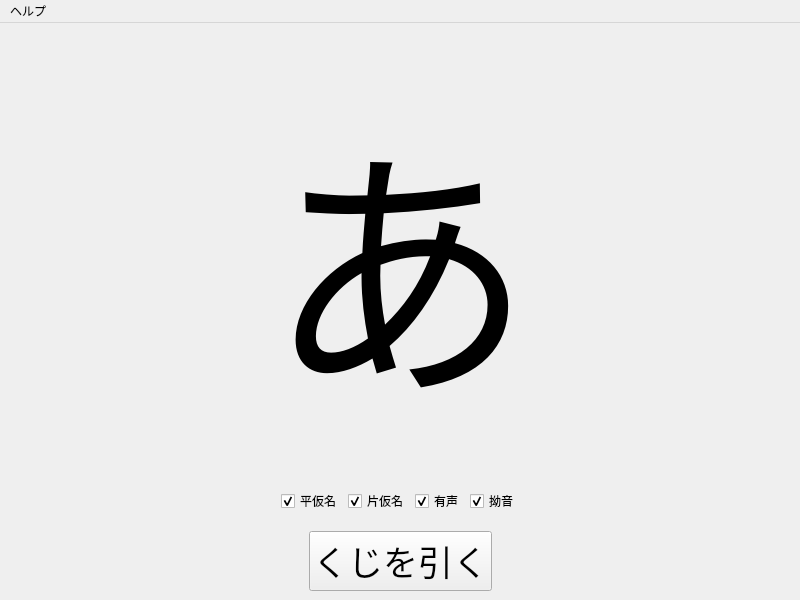
This is mainWin.ui in Simgor001/Sail-JP-Benkyo as Qt 5 draws it before an edit. The edited form follows.
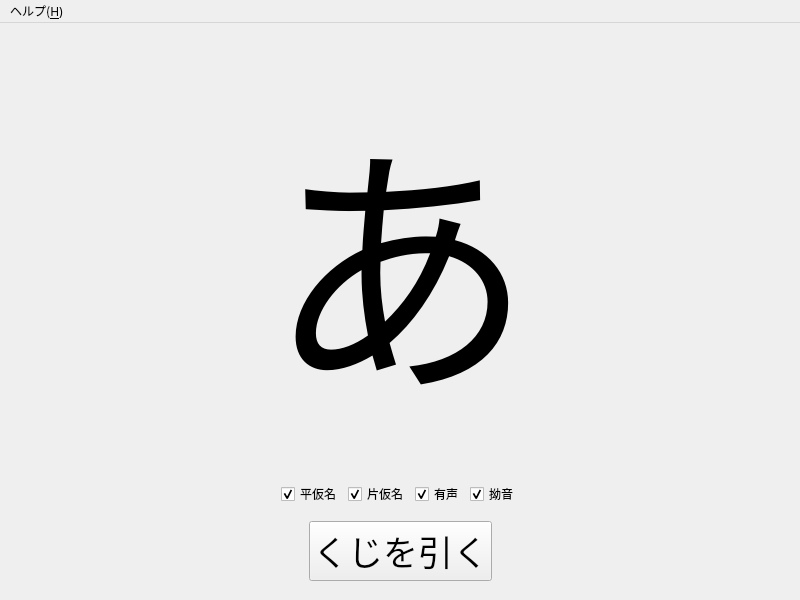
This is the edited form.

```diff
--- a/mainWin.ui
+++ b/mainWin.ui
@@ -198,6 +198,22 @@
       </item>
      </layout>
     </item>
+    <item>
+     <spacer name="verticalSpacer_4">
+      <property name="orientation">
+       <enum>Qt::Vertical</enum>
+      </property>
+      <property name="sizeType">
+       <enum>QSizePolicy::Fixed</enum>
+      </property>
+      <property name="sizeHint" stdset="0">
+       <size>
+        <width>0</width>
+        <height>10</height>
+       </size>
+      </property>
+     </spacer>
+    </item>
    </layout>
   </widget>
   <widget class="QMenuBar" name="menuBar">
@@ -206,12 +222,12 @@
      <x>0</x>
      <y>0</y>
      <width>800</width>
-     <height>18</height>
+     <height>23</height>
     </rect>
    </property>
    <widget class="QMenu" name="menu">
     <property name="title">
-     <string>ヘルプ</string>
+     <string>ヘルプ(&amp;H)</string>
     </property>
     <addaction name="action_about"/>
     <addaction name="action_QT"/>
```
Left out of the diff: 8 changed lines with no effect on the pictures.
